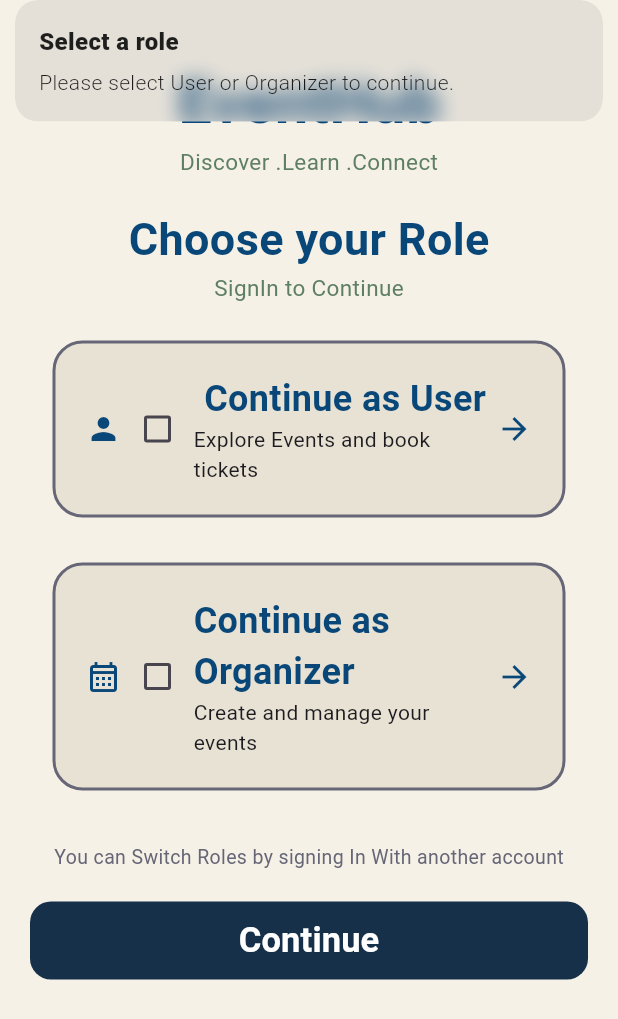
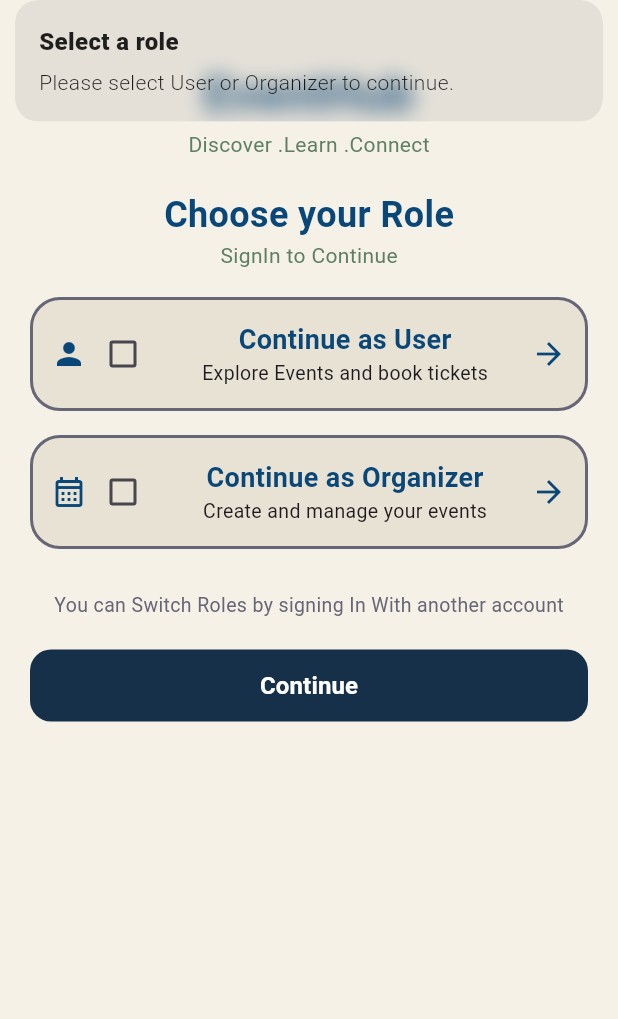
Before and after one commit to faryalahmed20/EventHub, a Flutter app: the screen it shows after launch, after a tap on "Continue", on a phone screen of 412 x 824 dp. Shown: the top 1019 px of the screen. Run offline on Flutter 3.47's test engine with Material 3 defaults, Android fonts, the phone set to English and light mode, and no system bars; our stand-ins replace get, google_fonts.

Commit message:
Update EventHub booking flow and screens

```diff
--- a/lib/main.dart
+++ b/lib/main.dart
@@ -1,4 +1,3 @@
-
 import 'package:eventhub/views/splash.dart';
 import 'package:flutter/material.dart';
 import 'package:get/get.dart';
--- a/lib/models/eventModel.dart
+++ b/lib/models/eventModel.dart
@@ -1,7 +1,7 @@
 import 'package:get/get.dart';
 
 class Eventmodel{
-   final String event;
+  final String event;
   final String category;
   final String venue;
   final String description;
--- a/lib/views/checkOut.dart
+++ b/lib/views/checkOut.dart
@@ -1,5 +1,7 @@
 import 'package:eventhub/constants/colors.dart';
+import 'package:eventhub/views/bookingConfirmation.dart';
 import 'package:flutter/material.dart';
+import 'package:get/get.dart';
 
 class Checkout extends StatelessWidget {
   const Checkout({super.key});
@@ -176,7 +178,9 @@ class Checkout extends StatelessWidget {
                 width: double.infinity,
                 height: 50,
                 child: ElevatedButton(
-                  onPressed: (){},
+                  onPressed: (){
+                    Get.to(()=>BookingConfirmedScreen());
+                  },
                   style: ElevatedButton.styleFrom(
                     disabledBackgroundColor: AppColors.primary,
                     disabledForegroundColor: AppColors.onPrimary,
--- a/lib/views/eventDetails.dart
+++ b/lib/views/eventDetails.dart
@@ -1,6 +1,8 @@
 
 import 'package:eventhub/constants/colors.dart';
+import 'package:eventhub/views/bookTickets.dart';
 import 'package:flutter/material.dart';
+import 'package:get/get.dart';
 
 class EventDetails extends StatelessWidget {
   const EventDetails({super.key});
@@ -179,7 +181,9 @@ class EventDetails extends StatelessWidget {
                   const SizedBox(width: 12),
                   Expanded(
                     child: ElevatedButton(
-                      onPressed: null,
+                      onPressed: (){
+                        Get.to(()=>BookTickets());
+                      },
                       style: ElevatedButton.styleFrom(
                         disabledBackgroundColor: AppColors.primary,
                         disabledForegroundColor: AppColors.onPrimary,
--- a/lib/views/roleSelectionScreen.dart
+++ b/lib/views/roleSelectionScreen.dart
@@ -8,13 +8,14 @@ import 'package:get/get.dart';
 class Roleselection extends StatefulWidget {
   Roleselection({super.key});
 
-
   @override
   State<Roleselection> createState() => _RoleselectionState();
 }
 
 class _RoleselectionState extends State<Roleselection> {
-   Roleselectioncontroller roleselectioncontroller = Get.put(Roleselectioncontroller());
+  final Roleselectioncontroller roleselectioncontroller =
+      Get.put(Roleselectioncontroller());
+
   @override
   Widget build(BuildContext context) {
     return Scaffold(
@@ -23,7 +24,6 @@ class _RoleselectionState extends State<Roleselection> {
         padding: EdgeInsets.all(20),
         child: SafeArea(
           child: SingleChildScrollView(
-
             child: Column(
               crossAxisAlignment: CrossAxisAlignment.center,
               children: [
@@ -33,12 +33,15 @@ class _RoleselectionState extends State<Roleselection> {
                   style: TextStyle(
                     color: AppColors.blue,
                     fontWeight: FontWeight.bold,
-                    fontSize: 40,
+                    fontSize: 32,
                   ),
                 ),
                 Text(
                   "Discover .Learn .Connect",
-                  style: TextStyle(color: AppColors.darkSage, fontSize: 15),
+                  style: TextStyle(
+                    color: AppColors.darkSage,
+                    fontSize: 14,
+                  ),
                 ),
                 SizedBox(height: 20),
                 Text(
@@ -46,36 +49,47 @@ class _RoleselectionState extends State<Roleselection> {
                   style: TextStyle(
                     color: AppColors.blue,
                     fontWeight: FontWeight.bold,
-                    fontSize: 30,
+                    fontSize: 24,
                   ),
                 ),
                 Text(
                   "SignIn to Continue",
-                  style: TextStyle(color: AppColors.darkSage, fontSize: 15),
+                  style: TextStyle(
+                    color: AppColors.darkSage,
+                    fontSize: 14,
+                  ),
                 ),
                 SizedBox(height: 10),
                 InkWell(
-
-                  onTap: (){
-                    roleselectioncontroller.selectedrole.value="User";
+                  onTap: () {
+                    roleselectioncontroller.selectedrole.value = "User";
                   },
                   child: Container(
-                    padding: EdgeInsets.all(20),
-                    margin: EdgeInsets.all(15),
-
+                    padding: EdgeInsets.all(12),
+                    margin: EdgeInsets.symmetric(vertical: 8),
                     decoration: BoxDecoration(
                       color: AppColors.border,
-                      border: Border.all(color: AppColors.captionText, width: 2),
+                      border: Border.all(
+                        color: AppColors.captionText,
+                        width: 2,
+                      ),
                       borderRadius: BorderRadius.circular(20),
                     ),
                     child: Row(
                       children: [
                         Icon(Icons.person, color: AppColors.blue),
-                         Obx((){
-                          final finalselectedRole = roleselectioncontroller.selectedrole.value =="User";
-                          return Checkbox(value: finalselectedRole, onChanged: (Checked){
-                           roleselectioncontroller.selectedrole.value= Checked==true?"User":'';
-                          });
+                        Obx(() {
+                          final selectedRole =
+                              roleselectioncontroller.selectedrole.value ==
+                                  "User";
+
+                          return Checkbox(
+                            value: selectedRole,
+                            onChanged: (checked) {
+                              roleselectioncontroller.selectedrole.value =
+                                  checked == true ? "User" : '';
+                            },
+                          );
                         }),
                         Expanded(
                           child: Column(
@@ -83,20 +97,18 @@ class _RoleselectionState extends State<Roleselection> {
                               Text(
                                 "Continue as User",
                                 style: TextStyle(
-                                  fontSize: 24,
+                                  fontSize: 18,
                                   fontWeight: FontWeight.bold,
                                   color: AppColors.blue,
                                 ),
                               ),
                               Text(
                                 "Explore Events and book tickets",
-                                style: TextStyle(fontSize: 14),
+                                style: TextStyle(fontSize: 13),
                               ),
                             ],
                           ),
                         ),
-
-
                         Icon(Icons.arrow_forward, color: AppColors.blue),
                       ],
                     ),
@@ -104,92 +116,110 @@ class _RoleselectionState extends State<Roleselection> {
                 ),
                 InkWell(
                   onTap: () {
-                    roleselectioncontroller.selectedrole.value="Organizer";
+                    roleselectioncontroller.selectedrole.value = "Organizer";
                   },
                   child: Container(
-                    padding: EdgeInsets.all(20),
-                    margin: EdgeInsets.all(15),
+                    padding: EdgeInsets.all(12),
+                    margin: EdgeInsets.symmetric(vertical: 8),
                     decoration: BoxDecoration(
                       color: AppColors.border,
-                      border: Border.all(color: AppColors.captionText, width: 2),
+                      border: Border.all(
+                        color: AppColors.captionText,
+                        width: 2,
+                      ),
                       borderRadius: BorderRadius.circular(20),
                     ),
                     child: Row(
                       children: [
+                        Icon(
+                          Icons.calendar_month_outlined,
+                          color: AppColors.blue,
+                        ),
+                        Obx(() {
+                          final selectedRole =
+                              roleselectioncontroller.selectedrole.value ==
+                                  "Organizer";
 
-                        Icon(Icons.calendar_month_outlined, color: AppColors.blue),
-                         Obx((){
-                        final selectedRole = roleselectioncontroller.selectedrole.value=="Organizer";
-                        return Checkbox(value: selectedRole, onChanged: (checked){
-
-                           roleselectioncontroller.selectedrole.value = checked==true? "Organizer":'';
-                        });
-
+                          return Checkbox(
+                            value: selectedRole,
+                            onChanged: (checked) {
+                              roleselectioncontroller.selectedrole.value =
+                                  checked == true ? "Organizer" : '';
+                            },
+                          );
                         }),
                         Expanded(
-
                           child: Column(
                             children: [
                               Text(
                                 "Continue as Organizer",
                                 style: TextStyle(
-                                  fontSize: 24,
+                                  fontSize: 18,
                                   fontWeight: FontWeight.bold,
                                   color: AppColors.blue,
                                 ),
                               ),
                               Text(
                                 "Create and manage your events",
-                                style: TextStyle(fontSize: 14),
+                                style: TextStyle(fontSize: 13),
                               ),
                             ],
                           ),
                         ),
-
-
                         Icon(Icons.arrow_forward, color: AppColors.blue),
                       ],
-                    ),),
                     ),
-                  SizedBox(height: 20,),
-                  Text("You can Switch Roles by signing In With another account",style:TextStyle(fontSize: 13,color: AppColors.captionText),),
-                  SizedBox(height: 20,),
+                  ),
+                ),
+                SizedBox(height: 20),
+                Text(
+                  "You can Switch Roles by signing In With another account",
+                  style: TextStyle(
+                    fontSize: 13,
+                    color: AppColors.captionText,
+                  ),
+                ),
+                SizedBox(height: 20),
                 SizedBox(
-                    height: 52,
+                  height: 48,
                   width: double.infinity,
                   child: Container(
-
-                      child: ElevatedButton(onPressed: (){
+                    child: ElevatedButton(
+                      onPressed: () {
                         final role = roleselectioncontroller.selectedrole.value;
 
-                        if(role =="User"){
-                          Get.offAll(()=> Userlogin());
+                        if (role == "User") {
+                          Get.offAll(() => Userlogin());
+                        } else if (role == "Organizer") {
+                          Get.offAll(() => Organizerlogin());
+                        } else {
+                          Get.snackbar(
+                            "Select a role",
+                            "Please select User or Organizer to continue.",
+                          );
                         }
-                        else if(role == "Organizer"){
-                          Get.offAll(()=>Organizerlogin());
-                        }
-                        else{
-                          Get.snackbar("Select a role", "Please select User or Organizer to continue.");
-                        }
-                      },  style: ElevatedButton.styleFrom(
+                      },
+                      style: ElevatedButton.styleFrom(
                         backgroundColor: AppColors.primary,
                         foregroundColor: AppColors.white,
-
                         shape: RoundedRectangleBorder(
                           borderRadius: BorderRadius.circular(14),
                         ),
-
                         elevation: 0,
                       ),
-
-                      child: Text("Continue",style: TextStyle(fontWeight: FontWeight.bold,fontSize: 23,)),
+                      child: Text(
+                        "Continue",
+                        style: TextStyle(
+                          fontWeight: FontWeight.bold,
+                          fontSize: 16,
                         ),
-                    ),),
-
+                      ),
+                    ),
+                  ),
+                ),
               ],
             ),
           ),
-
         ),
       ),
     );
--- a/lib/views/splash.dart
+++ b/lib/views/splash.dart
@@ -15,10 +15,9 @@ class _SplashScreenState extends State<SplashScreen> {
   @override
   void initState() {
     super.initState();
-
     Future.delayed(const Duration(seconds: 3), () {
       if (!mounted) return;
-      Get.off(() => Roleselection());
+      Get.offAll(() => Roleselection());
     });
   }
 
```
Also changed, not shown: lib/controller/loginController.dart (+3 -10 lines), lib/views/bookTickets.dart (+94 -21 lines), lib/views/bookingConfirmation.dart (+9 -10 lines), lib/views/explore.dart (+18 -23 lines), lib/views/myBookings.dart (+28 -21 lines), lib/views/organizersEventScreen.dart (+10 -10 lines), lib/views/profile.dart (+14 -7 lines). Lines whose indentation alone changed are shown as unchanged.
